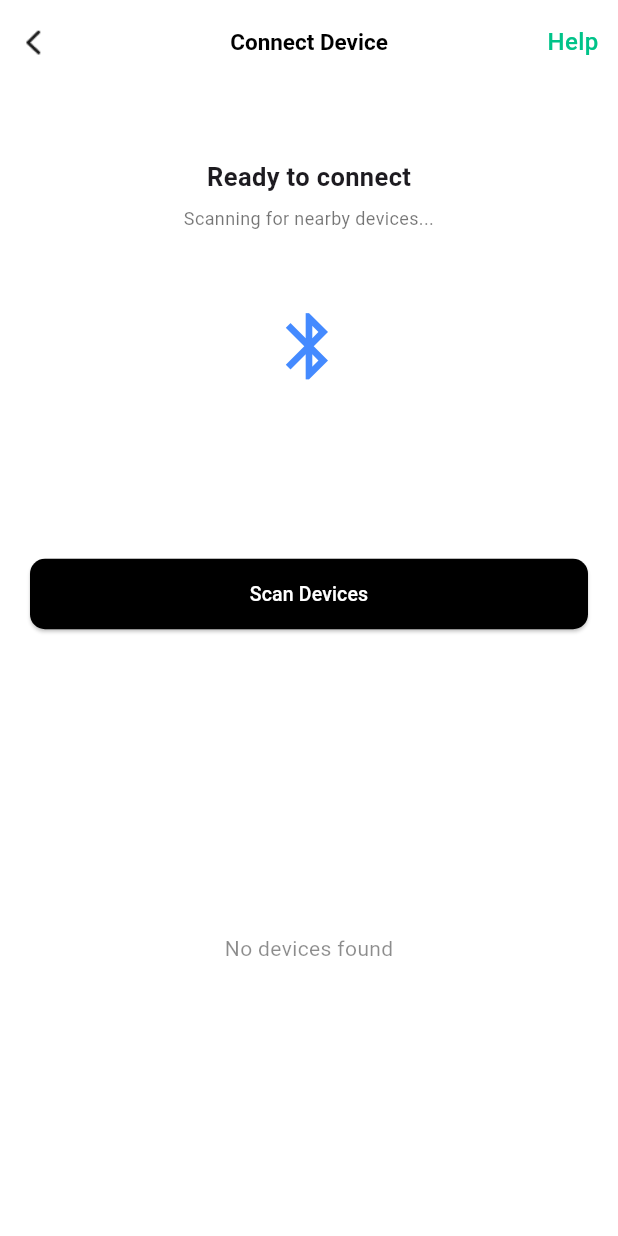
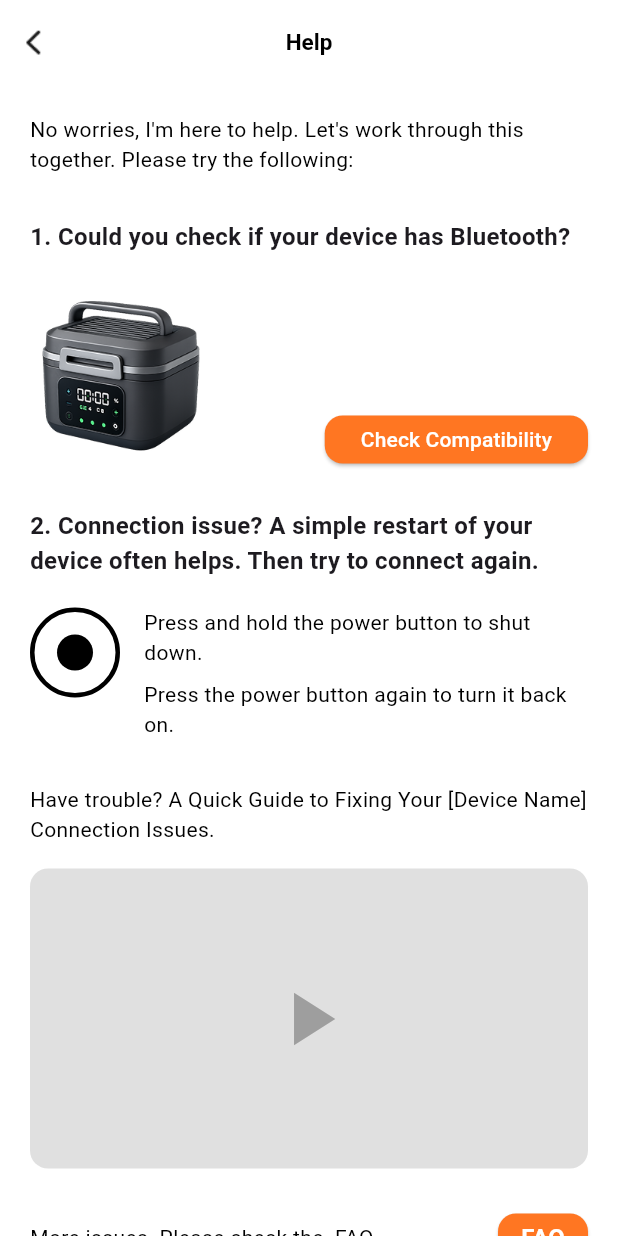
Before and after one commit to WJoinGitHub/Boxd_flutter, a Flutter app: the DeviceConnectPage screen opened directly, after a tap on "Help", on a phone screen of 412 x 824 dp. Run offline on Flutter 3.47's test engine with Material 3 defaults, Android fonts, the phone set to English and light mode, and no system bars; our stand-ins replace device_info_plus, flutter_blue_plus, google_sign_in, location, permission_handler, shared_preferences and 2 more; missing offline and left inert: device_calendar, flutter_facebook_auth; accounts and stored records are empty; network calls fail.

Commit message:
设备连接页面修改

```diff
--- a/lib/pages/device/device_connect_page.dart
+++ b/lib/pages/device/device_connect_page.dart
@@ -1,7 +1,10 @@
 import 'dart:io';
+import 'dart:async';
 import 'package:flutter/material.dart';
 import 'package:flutter_blue_plus/flutter_blue_plus.dart';
 import 'package:flutter_boxd_app_flow/gen/assets.gen.dart';
+import 'package:flutter_boxd_app_flow/pages/device/device_connecting_page.dart';
+import 'package:flutter_boxd_app_flow/pages/device/device_help_page.dart';
 import 'package:flutter_boxd_app_flow/services/ble_service.dart';
 import 'package:flutter_boxd_app_flow/utils/app_colors.dart';
 import 'package:flutter_boxd_app_flow/utils/bx_app_bar.dart';
@@ -26,11 +29,20 @@ class _DeviceConnectPageState extends State<DeviceConnectPage> {
 
   bool scanning = false;
   List<BluetoothDevice> devices = [];
+  bool showRetryButton = false;
+  bool hasScannedOnce = false;
+  Timer? _retryTimer;
 
   @override
   void initState() {
     super.initState();
     checkStatus();
+  }
+
+  @override
+  void dispose() {
+    _retryTimer?.cancel();
+    super.dispose();
   }
 
   Future<void> checkStatus() async {
@@ -73,7 +85,15 @@ class _DeviceConnectPageState extends State<DeviceConnectPage> {
       locationOn = true;
     }
 
-    if (mounted) setState(() {});
+    if (mounted) {
+      setState(() {});
+      // 如果所有条件都满足，自动开始扫描
+      if (bluetoothOn && bluetoothGranted && (Platform.isIOS || (locationOn && locationGranted))) {
+        Future.delayed(const Duration(milliseconds: 300), () {
+          if (mounted) startScan();
+        });
+      }
+    }
   }
 
   Future<int> _getAndroidVersion() async {
@@ -93,8 +113,10 @@ class _DeviceConnectPageState extends State<DeviceConnectPage> {
       setState(() {
         scanning = true;
         devices.clear();
+        showRetryButton = false;
       });
     }
+    _retryTimer?.cancel();
 
     try {
       // 先检查已连接的设备
@@ -137,15 +159,30 @@ class _DeviceConnectPageState extends State<DeviceConnectPage> {
       print('[SCAN] 扫描失败: $e');
     }
 
-    if (mounted) setState(() => scanning = false);
+    if (mounted) {
+      setState(() {
+        scanning = false;
+        hasScannedOnce = true;
+      });
+      _retryTimer?.cancel();
+      _retryTimer = Timer(const Duration(seconds: 3), () {
+        if (mounted) setState(() => showRetryButton = true);
+      });
+    }
   }
 
   Future<void> connectDevice(BluetoothDevice device) async {
-    showDialog(
-      context: context,
-      barrierDismissible: false,
-      builder: (context) => _ConnectDialog(device: device),
+    final result = await Navigator.push(
+      context,
+      MaterialPageRoute(
+        builder: (context) => DeviceConnectingPage(device: device),
+      ),
     );
+    if (result == true && mounted) {
+      Navigator.of(context).pop(true);
+    } else if (result == 'retry' && mounted) {
+      startScan();
+    }
   }
 
   Widget _buildStatusSection() {
@@ -189,23 +226,25 @@ class _DeviceConnectPageState extends State<DeviceConnectPage> {
         checkStatus();
       };
     } else {
-      title = "Ready to connect";
-      desc = "Scanning for nearby devices...";
+      title = "Auto-detecting";
+      desc = "Nearby devices...";
       buttonText = scanning ? "Scanning..." : "Scan Devices";
       onPressed = scanning ? null : startScan;
     }
 
-    final showBluetoothIcon = bluetoothOn && bluetoothGranted;
+    final showBluetoothIcon = bluetoothOn && bluetoothGranted && (Platform.isIOS || (locationOn && locationGranted));
 
     return Column(
       children: [
         Expanded(
           child: Column(
             children: [
-              const SizedBox(height: 50),
+              const SizedBox(height: 6),
+              if (!showBluetoothIcon) ...[
                 Text(title,
                     style: const TextStyle(fontSize: 17, fontWeight: FontWeight.w600)),
                 const SizedBox(height: 7),
+              ],
               Padding(
                 padding: const EdgeInsets.symmetric(horizontal: 27),
                 child: Text(desc,
@@ -213,13 +252,58 @@ class _DeviceConnectPageState extends State<DeviceConnectPage> {
                     style: const TextStyle(fontSize: 12, color: Colors.black54)),
               ),
               const SizedBox(height: 50),
-              if (showBluetoothIcon)
-                const Icon(Icons.bluetooth, size: 53, color: Colors.blueAccent)
-              else
-                Assets.device.images.devOpenBle.image(height: 400),
+              if (showBluetoothIcon) ...[
+                Center(child: Assets.device.images.devEye.image(height: 133)),
+                if (!scanning && hasScannedOnce) ...[
+                  const SizedBox(height: 20),
+                  Padding(
+                    padding: const EdgeInsets.symmetric(horizontal: 27),
+                    child: Row(
+                      crossAxisAlignment: CrossAxisAlignment.start,
+                      children: [
+                        Assets.device.images.devHelpMsg.image(width: 20, height: 20),
+                        const SizedBox(width: 8),
+                        Expanded(
+                          child: Text.rich(
+                            TextSpan(
+                              style: const TextStyle(fontSize: 12, color: Colors.black),
+                              children: [
+                                const TextSpan(text: 'Having trouble finding your device. Is it turned on? or Manually add.Or click on '),
+                                TextSpan(
+                                  text: 'Help',
+                                  style: TextStyle(color: Color(0xFFFF7622)),
+                                ),
+                                const TextSpan(text: ' to troubleshoot andresolve'),
                               ],
                             ),
                           ),
+                        ),
+                      ],
+                    ),
+                  ),
+                  if (showRetryButton) ...[
+                    const SizedBox(height: 20),
+                    Center(
+                      child: GestureDetector(
+                        onTap: () {
+                          setState(() => showRetryButton = false);
+                          startScan();
+                        },
+                        child: Assets.device.images.devRetry.image(height: 50),
+                      ),
+                    ),
+                  ],
+                ],
+              ] else
+                Center(
+                  child: (Platform.isAndroid && (!locationGranted || !locationOn))
+                      ? Assets.device.images.devOpenLocation.image(height: 400)
+                      : Assets.device.images.devOpenBle.image(height: 400),
+                ),
+            ],
+          ),
+        ),
+        if (!showBluetoothIcon)
           Padding(
             padding: const EdgeInsets.all(20),
             child: ElevatedButton(
@@ -257,36 +341,49 @@ class _DeviceConnectPageState extends State<DeviceConnectPage> {
     }
 
     if (devices.isEmpty) {
-      return const Center(
-        child: Padding(
-          padding: EdgeInsets.all(20),
-          child:
-              Text("No devices found", style: TextStyle(color: Colors.black45)),
-        ),
-      );
+      return const SizedBox.shrink();
     }
 
-    return ListView.builder(
+    return Column(
+      crossAxisAlignment: CrossAxisAlignment.start,
+      children: [
+        const Padding(
+          padding: EdgeInsets.only(left: 20, top: 10, bottom: 10),
+          child: Text(
+            'Manually adding',
+            style: TextStyle(fontSize: 16, fontWeight: FontWeight.w600),
+          ),
+        ),
+        Expanded(
+          child: ListView.builder(
+            padding: const EdgeInsets.symmetric(horizontal: 20),
             itemCount: devices.length,
             itemBuilder: (context, index) {
               final device = devices[index];
-        return ListTile(
-          title: Text(device.platformName.isNotEmpty
+              return Container(
+                height: 60,
+                margin: const EdgeInsets.only(bottom: 10),
+                decoration: BoxDecoration(
+                  color: Colors.black.withOpacity(0.1),
+                  borderRadius: BorderRadius.circular(8),
+                ),
+                child: ListTile(
+                  contentPadding: const EdgeInsets.symmetric(horizontal: 12),
+                  leading: Assets.device.images.hotRice.image(width: 40, height: 40),
+                  title: Text(
+                    device.platformName.isNotEmpty
                         ? device.platformName
-              : "Unknown Device"),
-          subtitle: Text(device.remoteId.str),
-          trailing: ElevatedButton(
-            onPressed: () => connectDevice(device),
-            style: ElevatedButton.styleFrom(
-              backgroundColor: AppColors.orange,
-              shape: RoundedRectangleBorder(
-                  borderRadius: BorderRadius.circular(7)),
+                        : "Unknown Device",
+                    style: const TextStyle(fontSize: 14, fontWeight: FontWeight.w500),
                   ),
-            child:
-                const Text("Connect", style: TextStyle(color: Colors.white)),
+                  trailing: const Icon(Icons.arrow_forward_ios, color: Colors.grey, size: 16),
+                  onTap: () => connectDevice(device),
                 ),
               );
             },
+          ),
+        ),
+      ],
     );
   }
 
@@ -295,9 +392,14 @@ class _DeviceConnectPageState extends State<DeviceConnectPage> {
     return Scaffold(
       backgroundColor: Colors.white,
       appBar: BxAppBar(
-        title: "Connect Device",
-        rightWidget: const Text('Help', style: TextStyle(color: Color(0xFF00C389), fontSize: 16, fontWeight: FontWeight.w500)),
-        onRightPressed: () {},
+        title: bluetoothOn && bluetoothGranted ? "Auto-detecting" : "Connect Device",
+        rightWidget: const Text('Help', style: TextStyle(color: Color(0xFFFF7622), fontSize: 16, fontWeight: FontWeight.w500)),
+        onRightPressed: () {
+          Navigator.push(
+            context,
+            MaterialPageRoute(builder: (context) => const DeviceHelpPage()),
+          );
+        },
       ),
       body: Column(
         children: [
@@ -313,121 +415,3 @@ class _DeviceConnectPageState extends State<DeviceConnectPage> {
     );
   }
 }
-
-class _ConnectDialog extends StatefulWidget {
-  final BluetoothDevice device;
-  const _ConnectDialog({required this.device});
-
-  @override
-  State<_ConnectDialog> createState() => _ConnectDialogState();
-}
-
-class _ConnectDialogState extends State<_ConnectDialog> {
-  String status = 'connecting';
-  final bleService = BleService();
-
-  @override
-  void initState() {
-    super.initState();
-    _connect();
-  }
-
-  Future<void> _connect() async {
-    try {
-      final success = await bleService.connect(widget.device);
-      if (mounted) {
-        setState(() => status = success ? 'success' : 'failed');
-        if (success) {
-          await Future.delayed(const Duration(seconds: 1));
-          if (mounted) {
-            Navigator.of(context).pop(); // 关闭弹窗
-            Navigator.of(context).pop(true); // 返回上一页
-          }
-        }
-      }
-    } catch (e) {
-      if (mounted) setState(() => status = 'failed');
-    }
-  }
-
-  @override
-  Widget build(BuildContext context) {
-    return Dialog(
-      shape: RoundedRectangleBorder(borderRadius: BorderRadius.circular(16)),
-      child: Padding(
-        padding: const EdgeInsets.all(24),
-        child: Column(
-          mainAxisSize: MainAxisSize.min,
-          children: [
-            Row(
-              mainAxisAlignment: MainAxisAlignment.spaceBetween,
-              children: [
-                const Text('Connect',
-                    style:
-                        TextStyle(fontSize: 18, fontWeight: FontWeight.w600)),
-                IconButton(
-                  icon: const Icon(Icons.close),
-                  onPressed: () => Navigator.of(context).pop(),
-                ),
-              ],
-            ),
-            const SizedBox(height: 24),
-            Assets.device.images.hotRice.image(height: 120),
-            const SizedBox(height: 16),
-            Text('HotRice',
-                style: TextStyle(
-                    fontSize: 16,
-                    fontWeight: FontWeight.w500,
-                    color: AppColors.black)),
-            const SizedBox(height: 24),
-            if (status == 'connecting')
-              CircularProgressIndicator(color: AppColors.orange)
-            else if (status == 'success')
-              Icon(Icons.check_circle, size: 48, color: AppColors.orange)
-            else
-              Column(
-                children: [
-                  Icon(Icons.error_outline, size: 48, color: AppColors.orange),
-                  const SizedBox(height: 16),
-                  const Text(
-                    'Connect failed. Please try restarting your phone\'s\nBluetooth or power off and then power on the device',
-                    textAlign: TextAlign.center,
-                    style: TextStyle(fontSize: 12, color: Colors.black54),
-                  ),
-                  const SizedBox(height: 16),
-                  ElevatedButton(
-                    onPressed: () {
-                      setState(() => status = 'connecting');
-                      _connect();
-                    },
-                    style: ElevatedButton.styleFrom(
-                      backgroundColor: AppColors.orange,
-                      shape: RoundedRectangleBorder(
-                          borderRadius: BorderRadius.circular(8)),
-                      minimumSize: const Size(120, 40),
-                    ),
-                    child: Row(
-                      mainAxisSize: MainAxisSize.min,
-                      children: const [
-                        Icon(Icons.refresh, size: 18, color: Colors.white),
-                        SizedBox(width: 4),
-                        Text('Retry',
-                            style:
-                                TextStyle(color: Colors.white, fontSize: 14)),
-                      ],
-                    ),
-                  ),
-                ],
-              ),
-          ],
-        ),
-      ),
-    );
-  }
-
-  @override
-  void dispose() {
-    if (status != 'success') bleService.disconnect();
-    super.dispose();
-  }
-}
--- /dev/null
+++ b/lib/pages/device/device_help_page.dart
@@ -0,0 +1,164 @@
+import 'package:flutter/material.dart';
+import 'package:flutter_boxd_app_flow/gen/assets.gen.dart';
+import 'package:flutter_boxd_app_flow/pages/device/faq_page.dart';
+import 'package:flutter_boxd_app_flow/utils/bx_app_bar.dart';
+
+class DeviceHelpPage extends StatelessWidget {
+  const DeviceHelpPage({super.key});
+
+  @override
+  Widget build(BuildContext context) {
+    return Scaffold(
+      backgroundColor: Colors.white,
+      appBar: BxAppBar(title: 'Help', backgroundColor: Colors.white),
+      body: SingleChildScrollView(
+        padding: const EdgeInsets.all(20),
+        child: Column(
+          crossAxisAlignment: CrossAxisAlignment.start,
+          children: [
+            const Text(
+              "No worries, I'm here to help. Let's work through this together. Please try the following:",
+              style: TextStyle(fontSize: 14, color: Colors.black),
+            ),
+            const SizedBox(height: 30),
+            const Text(
+              '1. Could you check if your device has Bluetooth?',
+              style: TextStyle(fontSize: 16, fontWeight: FontWeight.w600),
+            ),
+            const SizedBox(height: 20),
+            Row(
+              crossAxisAlignment: CrossAxisAlignment.end,
+              children: [
+                Assets.device.images.hotRice.image(width: 120, height: 120),
+                const Spacer(),
+                SizedBox(
+                  height: 32,
+                  child: ElevatedButton(
+                    onPressed: () => Navigator.pop(context),
+                    style: ElevatedButton.styleFrom(
+                      backgroundColor: const Color(0xFFFF7622),
+                      shape: RoundedRectangleBorder(
+                        borderRadius: BorderRadius.circular(12),
+                      ),
+                      padding: const EdgeInsets.symmetric(horizontal: 24),
+                    ),
+                    child: const Text(
+                      'Check Compatibility',
+                      style: TextStyle(color: Colors.white, fontSize: 14),
+                    ),
+                  ),
+                ),
+              ],
+            ),
+            const SizedBox(height: 30),
+            const Text(
+              '2. Connection issue? A simple restart of your device often helps. Then try to connect again.',
+              style: TextStyle(fontSize: 16, fontWeight: FontWeight.w600),
+            ),
+            const SizedBox(height: 20),
+            Row(
+              crossAxisAlignment: CrossAxisAlignment.start,
+              children: [
+                Container(
+                  width: 60,
+                  height: 60,
+                  decoration: BoxDecoration(
+                    shape: BoxShape.circle,
+                    border: Border.all(color: Colors.black, width: 3),
+                  ),
+                  child: Center(
+                    child: Container(
+                      width: 24,
+                      height: 24,
+                      decoration: const BoxDecoration(
+                        color: Colors.black,
+                        shape: BoxShape.circle,
+                      ),
+                    ),
+                  ),
+                ),
+                const SizedBox(width: 16),
+                const Expanded(
+                  child: Column(
+                    crossAxisAlignment: CrossAxisAlignment.start,
+                    children: [
+                      Text(
+                        'Press and hold the power button to shut down.',
+                        style: TextStyle(fontSize: 14, color: Colors.black),
+                      ),
+                      SizedBox(height: 8),
+                      Text(
+                        'Press the power button again to turn it back on.',
+                        style: TextStyle(fontSize: 14, color: Colors.black),
+                      ),
+                    ],
+                  ),
+                ),
+              ],
+            ),
+            const SizedBox(height: 30),
+            const Text(
+              'Have trouble? A Quick Guide to Fixing Your [Device Name] Connection Issues.',
+              style: TextStyle(fontSize: 14, color: Colors.black),
+            ),
+            const SizedBox(height: 16),
+            Container(
+              width: double.infinity,
+              height: 200,
+              decoration: BoxDecoration(
+                color: Colors.grey[300],
+                borderRadius: BorderRadius.circular(12),
+              ),
+              child: const Center(
+                child: Icon(
+                  Icons.play_arrow,
+                  size: 60,
+                  color: Colors.grey,
+                ),
+              ),
+            ),
+            const SizedBox(height: 30),
+            Row(
+              children: [
+                const Expanded(
+                  child: Text(
+                    'More issues. Please check the  FAQ',
+                    style: TextStyle(fontSize: 14, color: Colors.black),
+                  ),
+                ),
+                const SizedBox(width: 12),
+                SizedBox(
+                  width: 60,
+                  height: 32,
+                  child: ElevatedButton(
+                    onPressed: () {
+                      Navigator.push(
+                        context,
+                        MaterialPageRoute(builder: (context) => const FaqPage()),
+                      );
+                    },
+                    style: ElevatedButton.styleFrom(
+                      backgroundColor: const Color(0xFFFF7622),
+                      shape: RoundedRectangleBorder(
+                        borderRadius: BorderRadius.circular(12),
+                      ),
+                      padding: EdgeInsets.zero,
+                    ),
+                    child: const Text(
+                      'FAQ',
+                      style: TextStyle(
+                          color: Colors.white,
+                          fontSize: 16,
+                          fontWeight: FontWeight.w600),
+                    ),
+                  ),
+                ),
+              ],
+            ),
+            const SizedBox(height: 20),
+          ],
+        ),
+      ),
+    );
+  }
+}
```
Also changed, not shown: lib/gen/assets.gen.dart (+20 -2 lines), lib/pages/device/device_connecting_page.dart (added, +121 -0 lines), lib/pages/device/faq_page.dart (added, +119 -0 lines), assets/device/images/2.0x/dev_open_location.png (added), assets/device/images/2.0x/dev_retry.png (added), assets/device/images/3.0x/dev_open_location.png (added), assets/device/images/3.0x/dev_retry.png (added), assets/device/images/dev_open_location.png (added), assets/device/images/dev_retry.png (added). Lines whose indentation alone changed are shown as unchanged.
